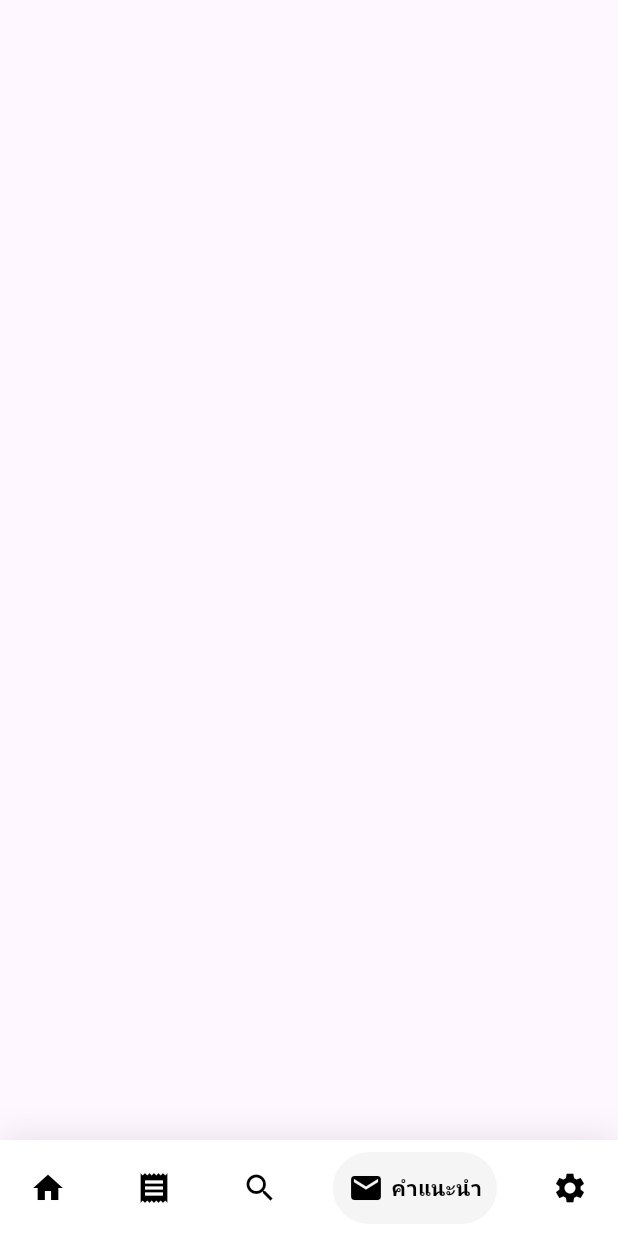
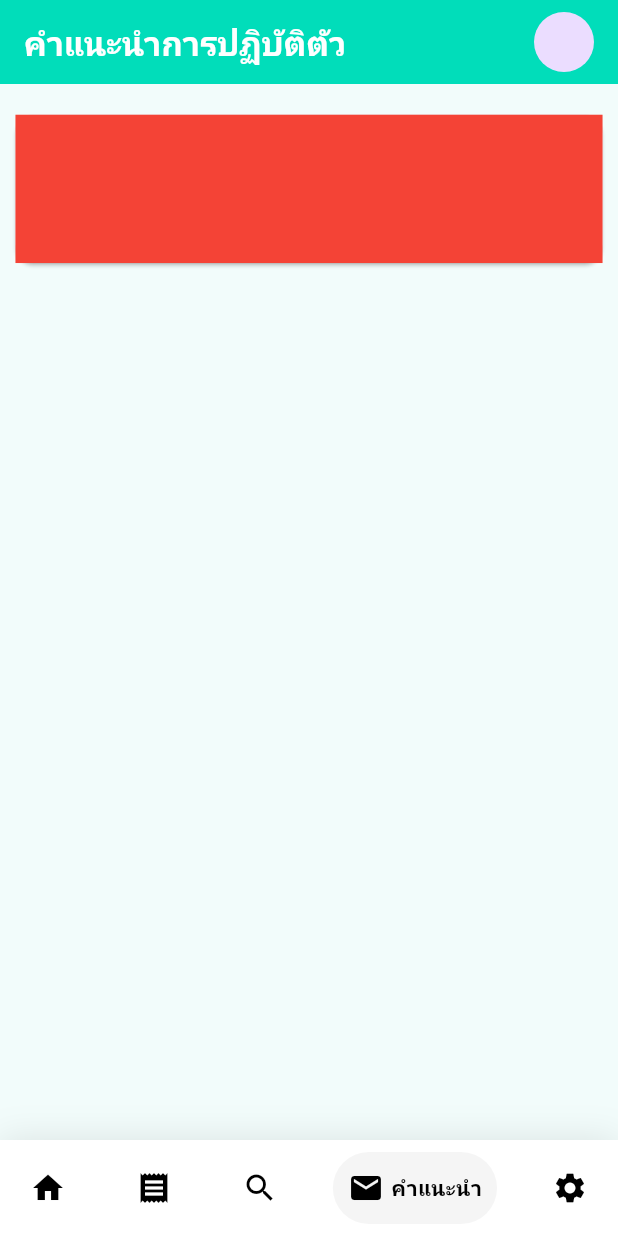
Before and after one commit to AshaTechCorporation/tcbapp, a Flutter app: the screen it shows after launch, item 4 of the bottom bar chosen, on a phone screen of 412 x 824 dp. Run offline on Flutter 3.47's test engine with Material 3 defaults, Android fonts, the phone set to English and light mode, and no system bars; drawn by our look-alikes of google_nav_bar; our stand-ins replace dropdown_button2; project files that could hold a hidden picture were left out.

Commit message:
เพิ่มหน้า คำแนะนำ กับหน้า เซ็ตติ้ง ให้แม็คไปจัดการต่อ

```diff
--- a/lib/advice/advicePage.dart
+++ b/lib/advice/advicePage.dart
@@ -1,4 +1,5 @@
 import 'package:flutter/material.dart';
+import 'package:tcbapp/constants.dart';
 
 class AdvicePage extends StatefulWidget {
   const AdvicePage({super.key});
@@ -10,6 +11,37 @@ class AdvicePage extends StatefulWidget {
 class _AdvicePageState extends State<AdvicePage> {
   @override
   Widget build(BuildContext context) {
-    return Container();
+    final size = MediaQuery.of(context).size;
+    return Scaffold(
+      backgroundColor: kBackgroundColor3,
+      appBar: AppBar(
+        backgroundColor: kBackgroundColor,
+        title: Row(
+          mainAxisAlignment: MainAxisAlignment.spaceBetween,
+          children: [
+            Text('คำแนะนำการปฏิบัติตัว', style: TextStyle(color: Colors.white, fontWeight: FontWeight.bold)),
+            CircleAvatar(),
+          ],
+        ),
+      ),
+      body: SingleChildScrollView(
+        child: Column(
+          mainAxisAlignment: MainAxisAlignment.center,
+          crossAxisAlignment: CrossAxisAlignment.center,
+          children: [
+            SizedBox(height: size.height * 0.02,),
+            Center(
+              child: Card(
+                child: Container(
+                  color: Colors.red,
+                  height: size.height * 0.12,
+                  width: size.width * 0.95,
+                ),
+              ),
+            ),
+          ],
+        ),
+      ),
+    );
   }
 }
```
Also changed, not shown: lib/setting/settingPage.dart (+65 -1 lines), pubspec.lock.
